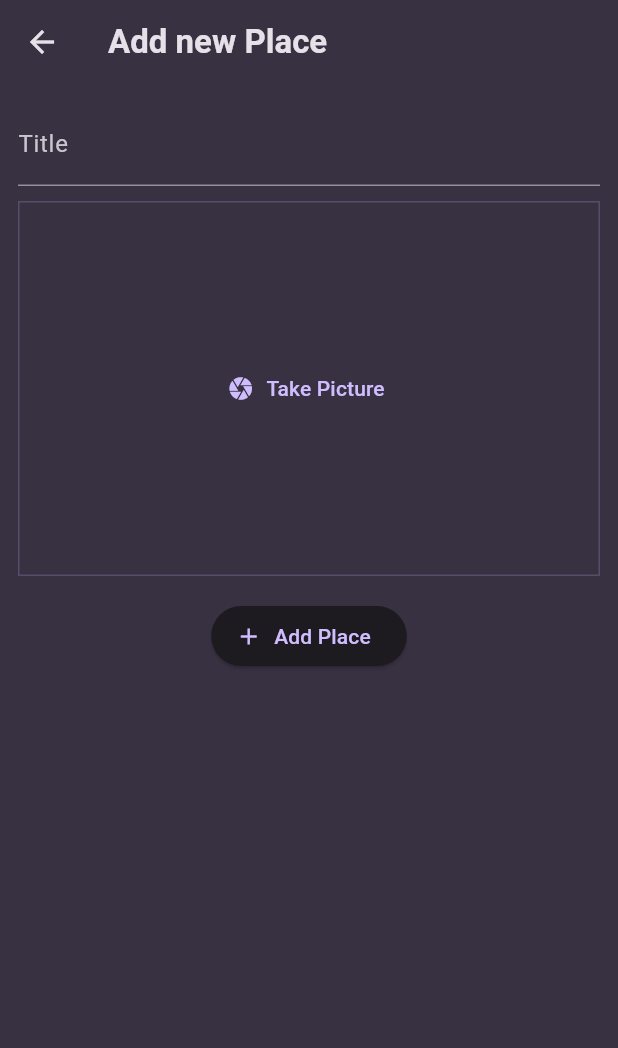
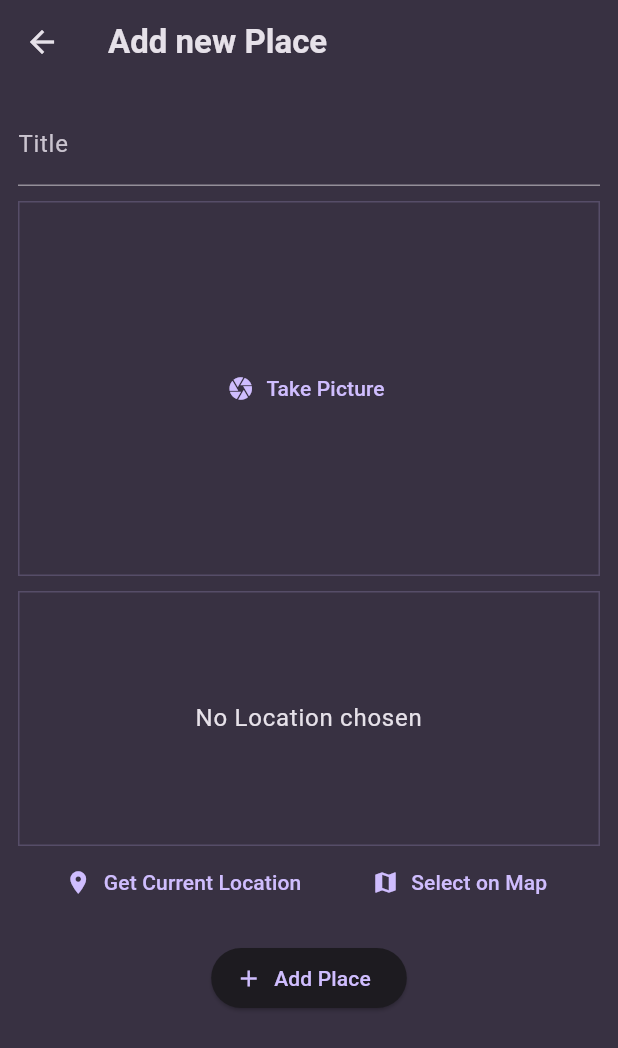
Before and after one commit to Prakharpan-dey/Favorite-Places, a Flutter app: the AddPlaceScreen screen opened directly, on a phone screen of 412 x 824 dp. Shown: the top 1048 px of the screen. Run offline on Flutter 3.47's test engine with Material 3 defaults, Android fonts, the phone set to English and light mode, and no system bars; our stand-ins replace flutter_riverpod, google_fonts, image_picker, location.

Commit message:
Using Location package

```diff
--- a/lib/screens/add_place.dart
+++ b/lib/screens/add_place.dart
@@ -4,6 +4,8 @@ import 'package:favorite_places/providers/user_places.dart';
 import 'package:favorite_places/widgets/image_input.dart';
 import 'package:flutter/material.dart';
 import 'package:flutter_riverpod/flutter_riverpod.dart';
+
+import '../widgets/location_input.dart';
 
 class AddPlaceScreen extends ConsumerStatefulWidget {
   const AddPlaceScreen({super.key});
@@ -53,6 +55,8 @@ class _AddPlaceScreenState extends ConsumerState<AddPlaceScreen> {
             ImageInput(onPickImage: (image) {
               _selectedImage = image;
             },),
+            const SizedBox(height: 10),
+            LocationInput(),
             const SizedBox(height: 16),
             ElevatedButton.icon(
               onPressed: _savePlace,
--- /dev/null
+++ b/lib/widgets/location_input.dart
@@ -0,0 +1,95 @@
+import 'package:flutter/material.dart';
+import 'package:location/location.dart';
+
+class LocationInput extends StatefulWidget {
+  const LocationInput({super.key});
+
+  @override
+  State<LocationInput> createState() => _LocationInputState();
+}
+
+class _LocationInputState extends State<LocationInput> {
+  Location? _pickedLocation;
+  var _isGettingLocation = false;
+
+  void _getCurrentLocation() async {
+    Location location = Location();
+
+    bool serviceEnabled;
+    PermissionStatus permissionGranted;
+    LocationData locationData;
+
+    serviceEnabled = await location.serviceEnabled();
+    if (!serviceEnabled) {
+      serviceEnabled = await location.requestService();
+      if (!serviceEnabled) {
+        return;
+      }
+    }
+
+    permissionGranted = await location.hasPermission();
+    if (permissionGranted == PermissionStatus.denied) {
+      permissionGranted = await location.requestPermission();
+      if (permissionGranted != PermissionStatus.granted) {
+        return;
+      }
+    }
+    setState(() {
+      _isGettingLocation = true;
+    });
+
+    locationData = await location.getLocation();
+
+    setState(() {
+      _isGettingLocation = false;
+    });
+  }
+
+  @override
+  Widget build(BuildContext context) {
+    Widget previewContent = Text(
+      'No Location chosen',
+      textAlign: TextAlign.center,
+      style: Theme.of(context)
+          .textTheme
+          .bodyLarge!
+          .copyWith(color: Theme.of(context).colorScheme.onSurface),
+    );
+
+    if(_isGettingLocation == true){
+      previewContent = const CircularProgressIndicator();
+    }
+
+    return Column(
+      children: [
+        Container(
+          height: 170,
+          width: double.infinity,
+          alignment: Alignment.center,
+          decoration: BoxDecoration(
+            border: Border.all(
+              width: 1,
+              color: Theme.of(context).colorScheme.primary.withOpacity(0.2),
+            ),
+          ),
+          child: previewContent,
+        ),
+        Row(
+          mainAxisAlignment: MainAxisAlignment.spaceEvenly,
+          children: [
+            TextButton.icon(
+              onPressed: _getCurrentLocation,
+              label: const Text('Get Current Location'),
+              icon: const Icon(Icons.location_on),
+            ),
+            TextButton.icon(
+              onPressed: () {},
+              label: const Text('Select on Map'),
+              icon: const Icon(Icons.map),
+            ),
+          ],
+        ),
+      ],
+    );
+  }
+}
--- a/pubspec.yaml
+++ b/pubspec.yaml
@@ -39,6 +39,7 @@ dependencies:
   uuid: ^4.5.1
   flutter_riverpod: ^2.6.1
   image_picker: ^1.1.2
+  location: ^7.0.1
 
 dev_dependencies:
   flutter_test:
```
Also changed, not shown: pubspec.lock, 2 other files.
